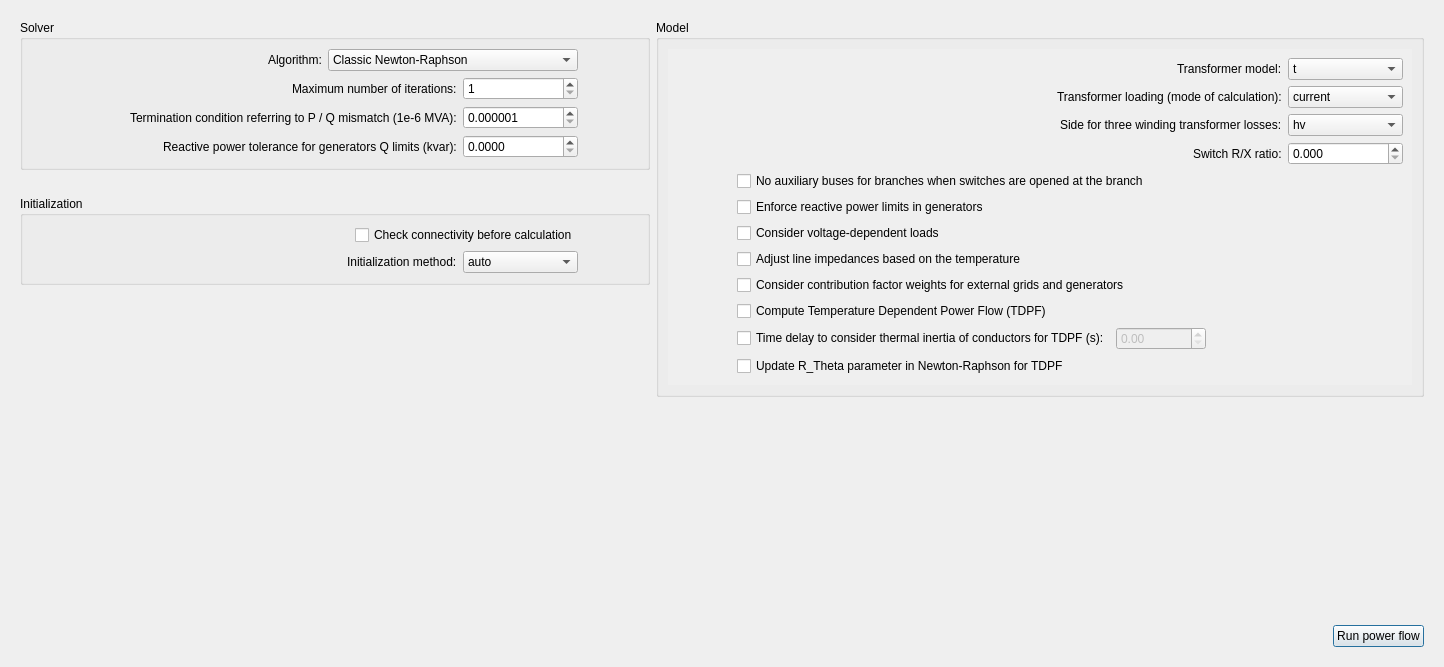
This is src/electricalsim/ui/power_flow_dialog.ui in aloytag/electrical-grid-simulator as Qt 5 draws it before an edit. The edited form follows.
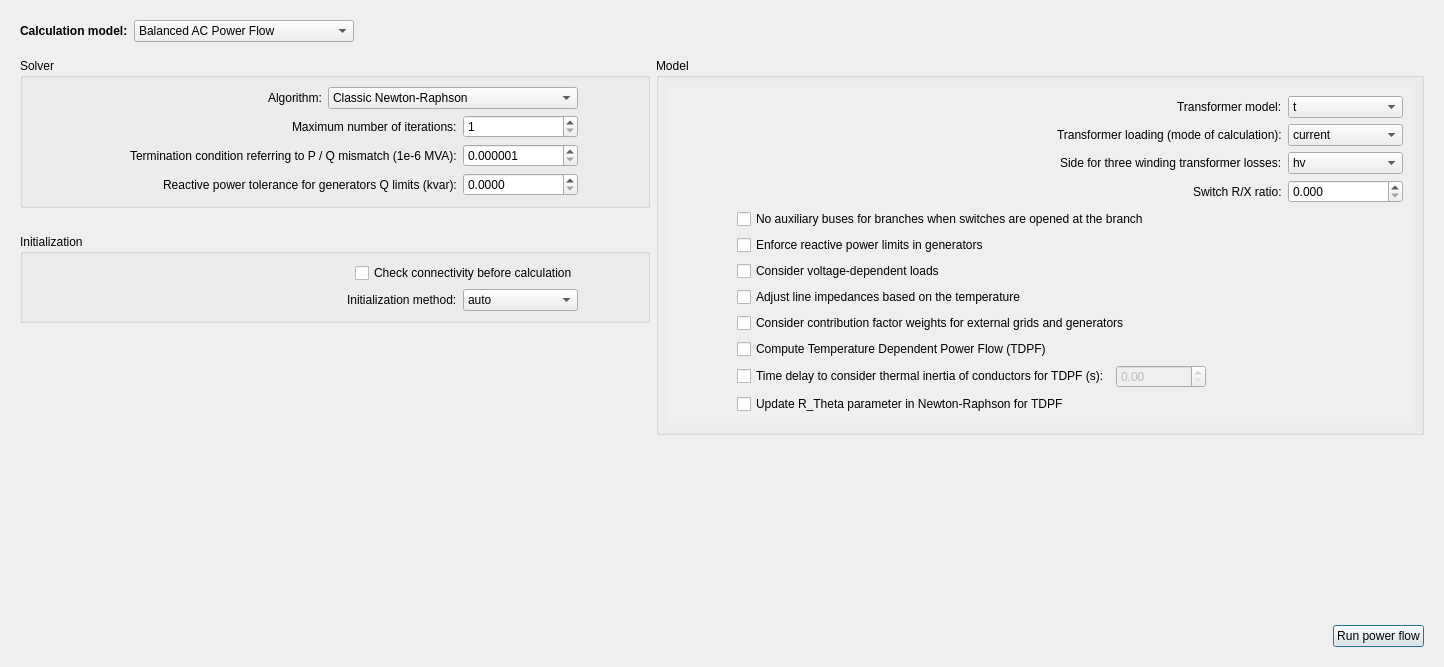
This is the edited form.

Diff of the .ui file:
```diff
--- a/src/electricalsim/ui/power_flow_dialog.ui
+++ b/src/electricalsim/ui/power_flow_dialog.ui
@@ -26,6 +26,66 @@
       <layout class="QHBoxLayout" name="horizontalLayout_2">
        <item>
         <layout class="QVBoxLayout" name="verticalLayout_8">
+         <item>
+          <layout class="QHBoxLayout" name="horizontalLayout_41">
+           <item>
+            <widget class="QLabel" name="label_11">
+             <property name="text">
+              <string>&lt;html&gt;&lt;head/&gt;&lt;body&gt;&lt;p&gt;&lt;span style=&quot; font-weight:600;&quot;&gt;Calculation model:&lt;/span&gt;&lt;/p&gt;&lt;/body&gt;&lt;/html&gt;</string>
+             </property>
+            </widget>
+           </item>
+           <item>
+            <widget class="QComboBox" name="comboBox_model">
+             <property name="minimumSize">
+              <size>
+               <width>220</width>
+               <height>0</height>
+              </size>
+             </property>
+             <item>
+              <property name="text">
+               <string>Balanced AC Power Flow</string>
+              </property>
+             </item>
+             <item>
+              <property name="text">
+               <string>DC Power Flow</string>
+              </property>
+             </item>
+            </widget>
+           </item>
+           <item>
+            <spacer name="horizontalSpacer_27">
+             <property name="orientation">
+              <enum>Qt::Horizontal</enum>
+             </property>
+             <property name="sizeHint" stdset="0">
+              <size>
+               <width>40</width>
+               <height>20</height>
+              </size>
+             </property>
+            </spacer>
+           </item>
+          </layout>
+         </item>
+         <item>
+          <spacer name="verticalSpacer_5">
+           <property name="orientation">
+            <enum>Qt::Vertical</enum>
+           </property>
+           <property name="sizeType">
+            <enum>QSizePolicy::Fixed</enum>
+           </property>
+           <property name="sizeHint" stdset="0">
+            <size>
+             <width>20</width>
+             <height>10</height>
+            </size>
+           </property>
+          </spacer>
+         </item>
          <item>
           <layout class="QHBoxLayout" name="horizontalLayout_21">
            <item>
@@ -500,8 +560,8 @@
                     <rect>
                      <x>0</x>
                      <y>0</y>
-                     <width>666</width>
-                     <height>410</height>
+                     <width>662</width>
+                     <height>495</height>
                     </rect>
                    </property>
                    <layout class="QVBoxLayout" name="verticalLayout_9">
```
Left out of the diff: 10 changed lines with no effect on the pictures.
